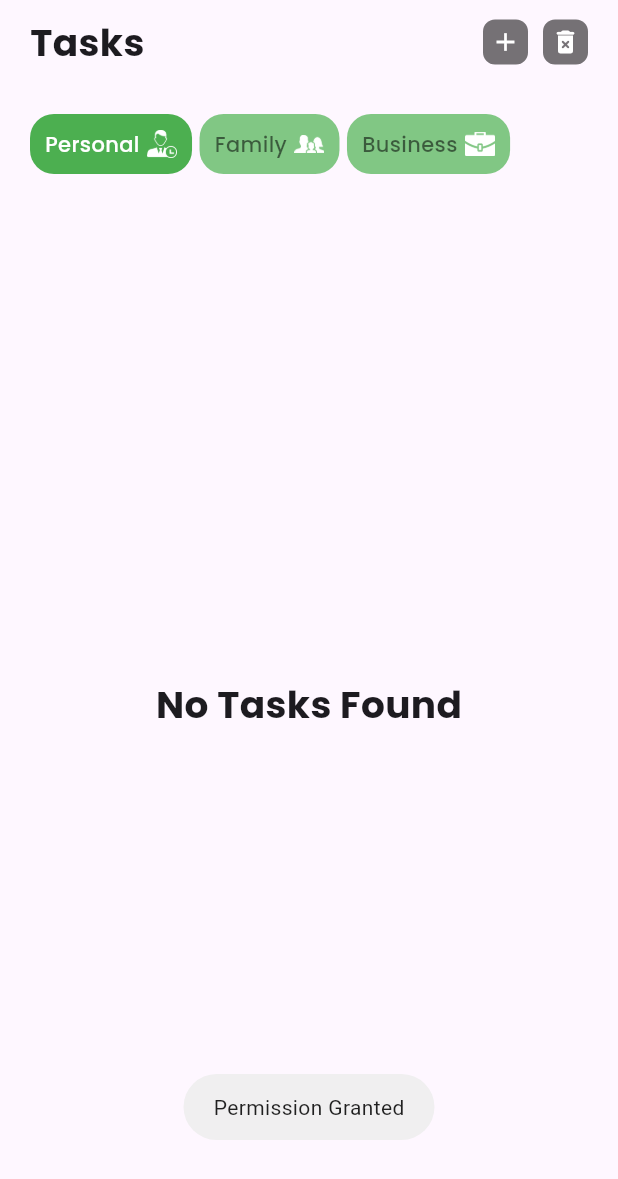
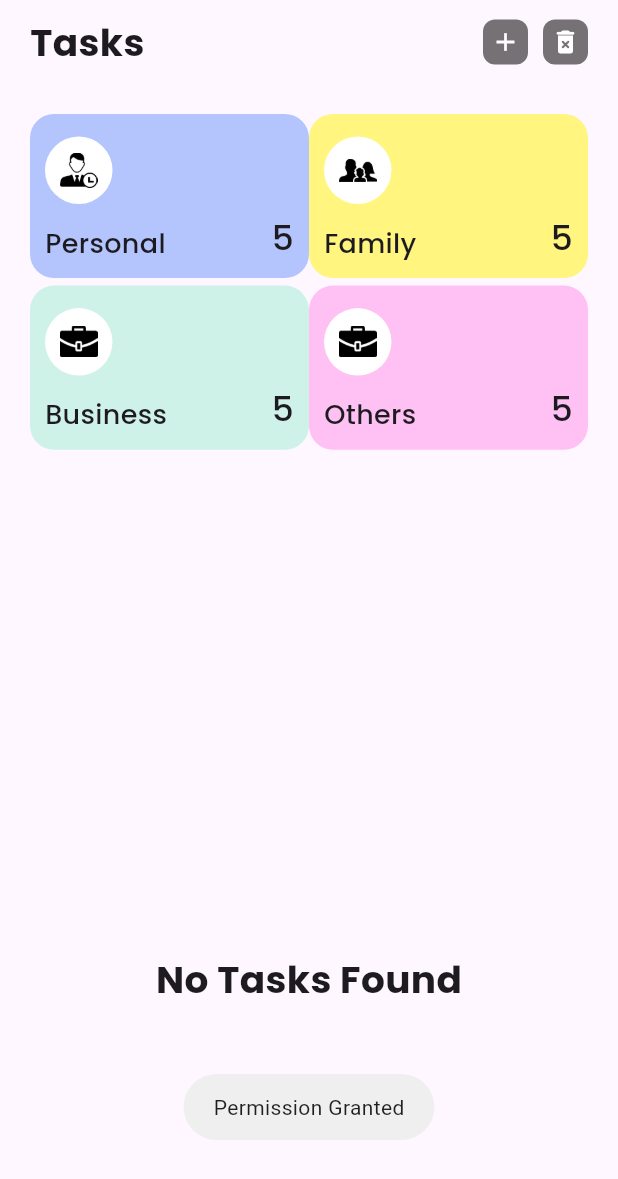
Before and after one commit to BreezyWeezy15/TodosFlutter, a Flutter app: the HomePage screen opened directly, on a phone screen of 412 x 824 dp. Shown: the top 1179 px of the screen. Run offline on Flutter 3.47's test engine with Material 3 defaults, Android fonts, the light colour scheme and no system bars; our stand-ins replace flutter_local_notifications, fluttertoast, gap, get, get_storage, google_fonts and 2 more; missing offline and left inert: alarm, receive_intent; accounts and stored records are empty.

Commit message:
new changes

```diff
--- a/lib/ui/details_page.dart
+++ b/lib/ui/details_page.dart
@@ -37,9 +37,10 @@ class _TasksDetailsState extends State<TasksDetails> {
   final List<String> _images = [
     "assets/images/personal.png",
     "assets/images/family.png",
-    "assets/images/business.png"
+    "assets/images/business.png",
+    "assets/images/others.png"
   ];
-   final List<String> _categories = ["Personal","Family","Business"];
+   final List<String> _categories = ["Personal","Family","Business","Others"];
   @override
   void initState() {
     super.initState();
--- a/lib/ui/edit_task_page.dart
+++ b/lib/ui/edit_task_page.dart
@@ -47,9 +47,10 @@ class _EditTaskPageState extends State<EditTaskPage> {
   final List<String> _images = [
     "assets/images/personal.png",
     "assets/images/family.png",
-    "assets/images/business.png"
+    "assets/images/business.png",
+    "assets/images/others.png"
   ];
-  final List<String> _categories = ["Personal","Family","Business"];
+  final List<String> _categories = ["Personal","Family","Business","Others"];
   @override
   void initState() {
     super.initState();
--- a/lib/ui/home_page.dart
+++ b/lib/ui/home_page.dart
@@ -24,9 +24,11 @@ class _HomePageState extends State<HomePage> {
   final List<String> _images = [
     "assets/images/personal.png",
     "assets/images/family.png",
+    "assets/images/business.png",
     "assets/images/business.png"
   ];
-  final List<String> _tabs = ["Personal","Family","Business"];
+  final List<String> _tabs = ["Personal","Family","Business","Others"];
+  final List<String> _colors = ["#b4c5fe","#fff57f","#cff2e8","#ffc1f4"];
   int selectedTab = 0;
   @override
   void initState() {
@@ -109,38 +111,61 @@ class _HomePageState extends State<HomePage> {
               ),
               Padding(
                 padding: const EdgeInsets.only(left: 20,right: 20,top: 30),
-                child: Row(
-                  mainAxisAlignment: MainAxisAlignment.start,
-                  children: List.generate(_tabs.length, (index){
+                child: GridView.builder(
+                  shrinkWrap: true,
+                  scrollDirection: Axis.vertical,
+                  gridDelegate: const SliverGridDelegateWithFixedCrossAxisCount(
+                    crossAxisCount: 2,
+                    mainAxisSpacing: 5.0,
+                    childAspectRatio: 1.7,
+                  ),
+                  itemCount: _colors.length,
+                  itemBuilder: (context,index){
                     return GestureDetector(
                       onTap: (){
-                        setState(() {
-                          selectedTab = index;
-                        });
-                        _todosController.getTodos(_tabs[selectedTab]);
+                        _todosController.getTodos(_tabs[index]);
                       },
                       child: Container(
-                      margin: const EdgeInsets.only(right: 5),
-                      padding: const EdgeInsets.all(10),
                         decoration: BoxDecoration(
                           borderRadius: BorderRadius.circular(16),
-                        color: selectedTab == index ?
-                        Colors.green : Colors.green.shade300,
+                          color: Color(hexStringToHexInt(_colors[index])),
                         ),
-                      child: Center(
                         child: Row(
-                            crossAxisAlignment: CrossAxisAlignment.center,
-                            mainAxisAlignment: MainAxisAlignment.center,
                           children: [
-                          Text(_tabs[index],style: getMedFont().copyWith(fontSize: 14,color:
-                          selectedTab == index ?  Colors.white : Colors.black54),),
-                          const Gap(5),
-                          Image.asset(_images[index],width: 20,height: 20,color: Colors.white,)
+                            Padding(
+                              padding: const EdgeInsets.all(10),
+                              child: Expanded(child: Column(
+                                crossAxisAlignment: CrossAxisAlignment.start,
+                                mainAxisAlignment: MainAxisAlignment.spaceBetween,
+                                children: [
+                                  Container(
+                                    margin: const EdgeInsets.only(top: 5),
+                                    width: 45,
+                                    height: 45,
+                                    decoration: const BoxDecoration(
+                                        shape: BoxShape.circle,
+                                        color: Colors.white
+                                    ),
+                                    child: Center(child: Image.asset(_images[index],width: 25,height: 25,),),
+                                  ),
+                                  const Gap(10),
+                                  Text(_tabs[index],style: getMedFont().copyWith(fontSize: 18),)
                                 ],
-                      )),
+                              ),),
+                            ),
+                            Expanded(
+                              child: Align(
+                                alignment: Alignment.bottomRight,
+                                child: Padding(
+                                  padding: const EdgeInsets.all(10),
+                                  child: Text("5",style: getMedFont().copyWith(fontSize: 23)),
+                                ),
+                              ),)
+                          ],
+                        ),
                       ),
                     );
-                  }).toList(),
+                  },
                 ),
               ),
               Padding(
@@ -204,10 +229,10 @@ class _HomePageState extends State<HomePage> {
                                   });
                                 },
                                 child: Card(
-                                  shape: RoundedRectangleBorder(borderRadius: BorderRadius.circular(16)),
+                                  shape: RoundedRectangleBorder(borderRadius: BorderRadius.circular(30)),
                                   color: Color(hexStringToHexInt(data[index].color)),
                                   child: Padding(
-                                    padding: const EdgeInsets.all(8.0),
+                                    padding: const EdgeInsets.all(15.0),
                                     child: Row(
                                       children: [
                                         Expanded(child: Column(
```
Also changed, not shown: assets/images/others.png (added). Lines whose indentation alone changed are shown as unchanged.
